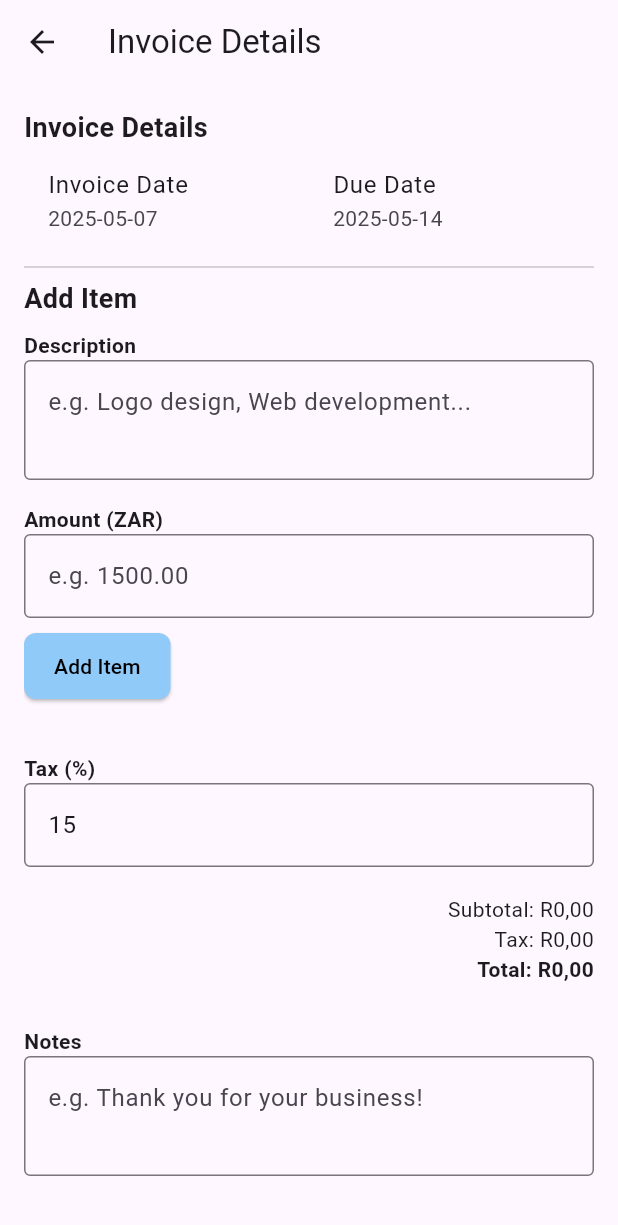
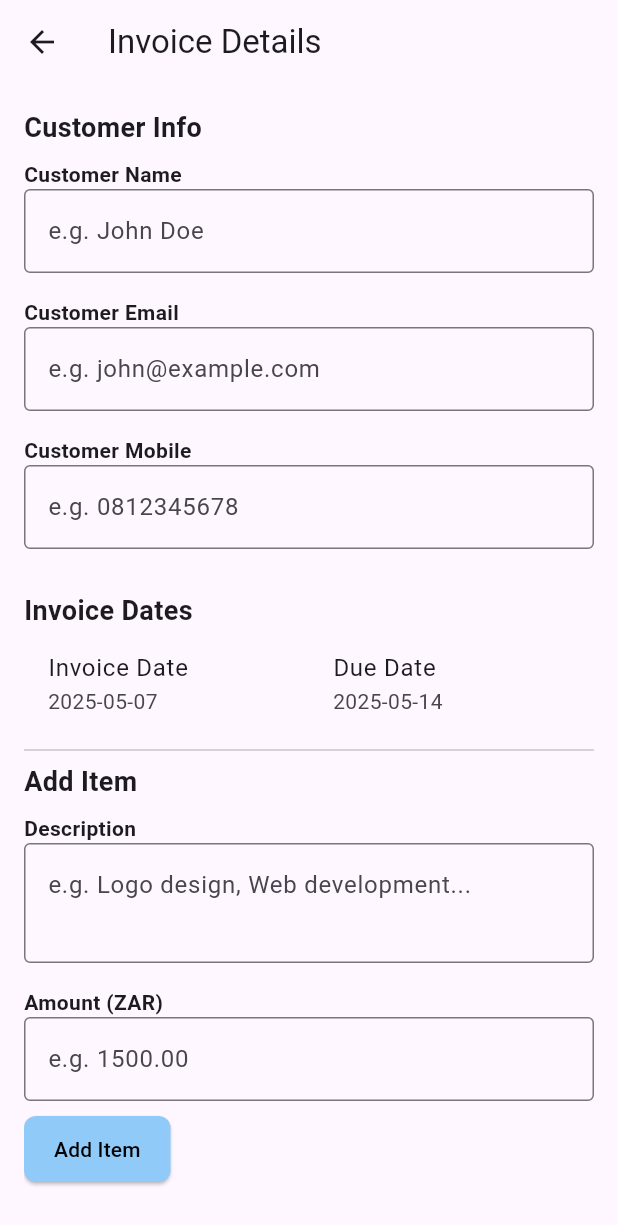
Before and after one commit to flutify-sa/flutify_invoices, a Flutter app: the InvoiceFormScreen screen opened directly, after a tap on "View Invoice Details", on a phone screen of 412 x 824 dp. Shown: the top 1225 px of the screen. Run offline on Flutter 3.47's test engine with Material 3 defaults, Android fonts, the phone set to English and light mode, and no system bars; our stand-ins replace file_picker, pdf.

Commit message:
finalizing the invoice

```diff
--- a/lib/first_invoice_screen.dart
+++ b/lib/first_invoice_screen.dart
@@ -45,7 +45,7 @@ class _InvoiceFormScreenState extends State<InvoiceFormScreen> {
         _itemAmountController.clear();
       });
     } else {
-      _showSnackBar("Please enter a valid description and amount."); // Show message
+      _showSnackBar("Please enter a valid description and amount.");
     }
   }
 
@@ -90,6 +90,10 @@ class _InvoiceFormScreenState extends State<InvoiceFormScreen> {
           itemDescController: _itemDescController,
           itemAmountController: _itemAmountController,
           onAddItem: _addItem,
+          // Passing the customer info controllers as arguments
+          customerNameController: _customerNameController,
+          customerEmailController: _customerEmailController,
+          customerMobileController: _customerMobileController,
         ),
       ),
     );
@@ -137,7 +141,8 @@ class _InvoiceFormScreenState extends State<InvoiceFormScreen> {
               keyboardType: TextInputType.emailAddress,
             ),
             ElevatedButton(
-              onPressed: _navigateToInvoiceDetails, style: ElevatedButton.styleFrom(
+              onPressed: _navigateToInvoiceDetails,
+              style: ElevatedButton.styleFrom(
                 shape: RoundedRectangleBorder(
                   borderRadius: BorderRadius.circular(8),
                 ),
--- a/lib/home_screen.dart
+++ b/lib/home_screen.dart
@@ -8,6 +8,11 @@ class HomeScreen extends StatelessWidget {
   Widget build(BuildContext context) {
     // Static Flutify details
     const String flutifyDetails = '''
+Dmitri Dumas
+079 934 5962
+dmitri@flutify.co.za
+flutify.co.za
+━━━━━━━━━━━━━━━
 Flutify (Pty) Ltd
 Registration Number: 2025/326018/07
 Taxpayer Ref No: 9470850224''';
@@ -20,7 +25,6 @@ Taxpayer Ref No: 9470850224''';
             mainAxisAlignment: MainAxisAlignment.start,
             crossAxisAlignment: CrossAxisAlignment.center,
             children: [
-
               const Text(
                 'flutify.co.za',
                 style: TextStyle(fontSize: 32),
--- a/lib/invoice_details_screen.dart
+++ b/lib/invoice_details_screen.dart
@@ -1,7 +1,7 @@
 import 'package:flutify_invoice/invoice_saver.dart';
 import 'package:flutter/material.dart';
 import 'package:intl/intl.dart';
-import 'custom_textfield.dart'; // Import the new file
+import 'custom_textfield.dart';
 
 // Helper function for currency formatting
 String formatCurrency(double amount) {
@@ -63,6 +63,9 @@ class InvoiceDetailsScreen extends StatefulWidget {
   final TextEditingController itemDescController;
   final TextEditingController itemAmountController;
   final void Function() onAddItem;
+  final TextEditingController customerNameController;
+  final TextEditingController customerEmailController;
+  final TextEditingController customerMobileController;
 
   const InvoiceDetailsScreen({
     super.key,
@@ -76,6 +79,9 @@ class InvoiceDetailsScreen extends StatefulWidget {
     required this.itemDescController,
     required this.itemAmountController,
     required this.onAddItem,
+    required this.customerNameController,
+    required this.customerEmailController,
+    required this.customerMobileController,
   });
 
   @override
@@ -83,7 +89,6 @@ class InvoiceDetailsScreen extends StatefulWidget {
 }
 
 class _InvoiceDetailsScreenState extends State<InvoiceDetailsScreen> {
-  // Getters for calculated values
   double get _subtotal =>
       widget.items.fold(0.0, (sum, item) => sum + item.amount);
   double get _tax =>
@@ -101,9 +106,10 @@ class _InvoiceDetailsScreenState extends State<InvoiceDetailsScreen> {
       subtotal: _subtotal,
       tax: _tax,
       total: _total,
+      customerName: widget.customerNameController.text,
+      customerEmail: widget.customerEmailController.text,
     );
   }
-
 
   @override
   Widget build(BuildContext context) {
@@ -114,9 +120,27 @@ class _InvoiceDetailsScreenState extends State<InvoiceDetailsScreen> {
         child: SingleChildScrollView(
           child: Column(
             crossAxisAlignment: CrossAxisAlignment.start,
+
             children: [
-              // Invoice Details Section
-              const Text("Invoice Details",
+              const Text("Customer Info",
+                  style: TextStyle(fontWeight: FontWeight.bold, fontSize: 18)),
+              CustomTextField(
+                label: "Customer Name",
+                hintText: "e.g. John Doe",
+                controller: widget.customerNameController,
+              ),
+              CustomTextField(
+                label: "Customer Email",
+                hintText: "e.g. john@example.com",
+                controller: widget.customerEmailController,
+              ),
+              CustomTextField(
+                label: "Customer Mobile",
+                hintText: "e.g. 0812345678",
+                controller: widget.customerMobileController,
+              ),
+              const SizedBox(height: 20),
+              const Text("Invoice Dates",
                   style: TextStyle(fontWeight: FontWeight.bold, fontSize: 18)),
               Row(
                 children: [
@@ -131,15 +155,14 @@ class _InvoiceDetailsScreenState extends State<InvoiceDetailsScreen> {
                   Expanded(
                     child: ListTile(
                       title: const Text("Due Date"),
-                      subtitle:
-                          Text(DateFormat('yyyy-MM-dd').format(widget.dueDate)),
+                      subtitle: Text(
+                          DateFormat('yyyy-MM-dd').format(widget.dueDate)),
                       onTap: () => widget.onPickDate(isDue: true),
                     ),
                   ),
                 ],
               ),
               const Divider(),
-              // Add Item Section
               const Text("Add Item",
                   style: TextStyle(fontWeight: FontWeight.bold, fontSize: 18)),
               CustomTextField(
@@ -161,14 +184,14 @@ class _InvoiceDetailsScreenState extends State<InvoiceDetailsScreen> {
                   shape: RoundedRectangleBorder(
                     borderRadius: BorderRadius.circular(8),
                   ),
-    padding: const EdgeInsets.symmetric(horizontal: 20, vertical: 12),
+                  padding:
+                      const EdgeInsets.symmetric(horizontal: 20, vertical: 12),
                   backgroundColor: Colors.blue.shade200,
                   foregroundColor: Colors.black,
                 ),
                 child: const Text("Add Item"),
               ),
               const SizedBox(height: 10),
-              // Display Items
               if (widget.items.isNotEmpty) ...[
                 const Text("Invoice Items",
                     style:
@@ -185,7 +208,6 @@ class _InvoiceDetailsScreenState extends State<InvoiceDetailsScreen> {
                 ),
               ],
               const SizedBox(height: 16),
-              // Tax and Total Section
               CustomTextField(
                 label: "Tax (%)",
                 hintText: "e.g. 15",
@@ -193,7 +215,6 @@ class _InvoiceDetailsScreenState extends State<InvoiceDetailsScreen> {
                 keyboardType:
                     const TextInputType.numberWithOptions(decimal: true),
                 onChanged: (_) {
-                  // Use a local setState to rebuild this widget when tax changes.
                   setState(() {});
                 },
               ),
@@ -212,7 +233,6 @@ class _InvoiceDetailsScreenState extends State<InvoiceDetailsScreen> {
                   ],
                 ),
               ),
-              // Notes Section
               const SizedBox(height: 20),
               CustomTextField(
                 label: "Notes",
@@ -221,7 +241,6 @@ class _InvoiceDetailsScreenState extends State<InvoiceDetailsScreen> {
                 maxLines: 2,
               ),
               const SizedBox(height: 20),
-              // Save Button
               ElevatedButton.icon(
                 onPressed: _saveInvoice,
                 icon: const Icon(Icons.save),
@@ -230,7 +249,8 @@ class _InvoiceDetailsScreenState extends State<InvoiceDetailsScreen> {
                   shape: RoundedRectangleBorder(
                     borderRadius: BorderRadius.circular(8),
                   ),
-                  padding: const EdgeInsets.symmetric(horizontal: 20, vertical: 12),
+                  padding:
+                      const EdgeInsets.symmetric(horizontal: 20, vertical: 12),
                   backgroundColor: Colors.blue.shade200,
                   foregroundColor: Colors.black,
                 ),
```
Also changed, not shown: lib/invoice_saver.dart (+41 -19 lines). Lines whose indentation alone changed are shown as unchanged.
